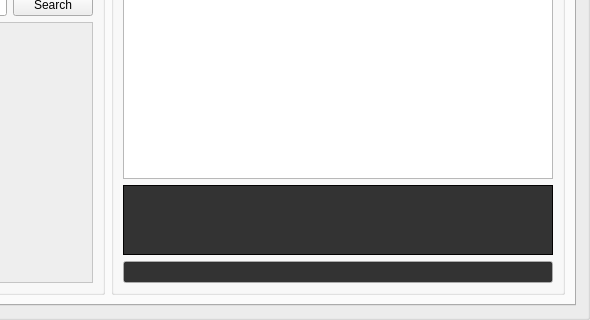
Before: the Qt Designer form BEAT View/ui_files/BEAT.ui in gjjuarez/BEAT, drawn with Qt 5; both pictures show x 200 to 790 and y 212 to 532 of the 790 by 532 pixel window.
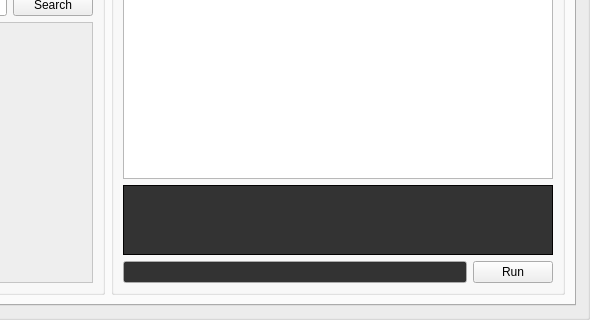
After: the same form once the commit is applied.

Commit message: Added radare input from terminal

Patch:
```diff
--- a/BEAT View/ui_files/BEAT.ui
+++ b/BEAT View/ui_files/BEAT.ui
@@ -4014,7 +4014,9 @@
            </widget>
           </item>
           <item>
-           <widget class="QLineEdit" name="terminal_input_2">
+           <layout class="QHBoxLayout" name="horizontalLayout_2">
+            <item>
+             <widget class="QLineEdit" name="terminal_input">
             <property name="palette">
              <palette>
               <active>
@@ -4080,6 +4082,15 @@
              </palette>
             </property>
            </widget>
+            </item>
+            <item>
+             <widget class="QPushButton" name="run_button">
+              <property name="text">
+               <string>Run</string>
+              </property>
+             </widget>
+            </item>
+           </layout>
           </item>
          </layout>
         </widget>
```
Lines whose indentation alone changed are shown as unchanged. The commit also changes 2 other files.
